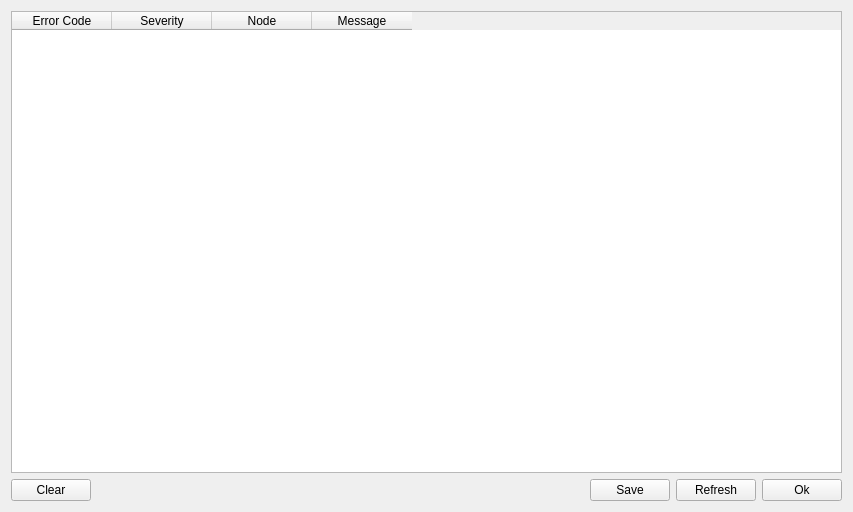
Qt form forms/error_dlg.ui (schwemmdx/keithley-tool) before a commit.
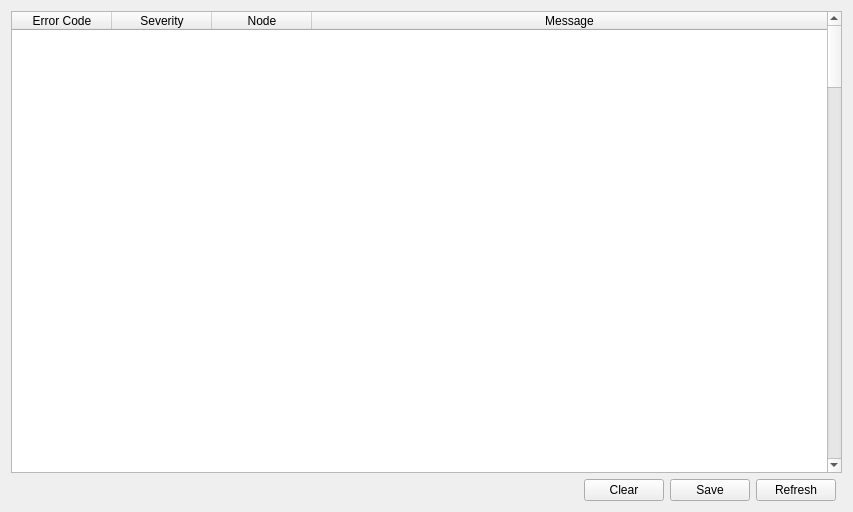
The same form after that commit.

Commit message: changed size policy and reow count

Patch:
```diff
--- a/forms/error_dlg.ui
+++ b/forms/error_dlg.ui
@@ -17,21 +17,47 @@
    <string>Form</string>
   </property>
   <layout class="QGridLayout" name="gridLayout">
-   <item row="1" column="0">
-    <widget class="QPushButton" name="clearBtn">
-     <property name="text">
-      <string>Clear</string>
+   <item row="0" column="0" colspan="6">
+    <widget class="QTableWidget" name="errorTable">
+     <property name="editTriggers">
+      <set>QAbstractItemView::NoEditTriggers</set>
      </property>
-    </widget>
-   </item>
-   <item row="0" column="0" colspan="5">
-    <widget class="QTableWidget" name="tableWidget">
+     <property name="selectionBehavior">
+      <enum>QAbstractItemView::SelectRows</enum>
+     </property>
+     <property name="iconSize">
+      <size>
+       <width>12</width>
+       <height>12</height>
+      </size>
+     </property>
+     <property name="showGrid">
+      <bool>false</bool>
+     </property>
+     <property name="wordWrap">
+      <bool>false</bool>
+     </property>
+     <property name="rowCount">
+      <number>99</number>
+     </property>
      <attribute name="horizontalHeaderCascadingSectionResizes">
-      <bool>true</bool>
+      <bool>false</bool>
+     </attribute>
+     <attribute name="horizontalHeaderMinimumSectionSize">
+      <number>30</number>
      </attribute>
      <attribute name="horizontalHeaderDefaultSectionSize">
       <number>100</number>
      </attribute>
+     <attribute name="horizontalHeaderShowSortIndicator" stdset="0">
+      <bool>false</bool>
+     </attribute>
+     <attribute name="horizontalHeaderStretchLastSection">
+      <bool>true</bool>
+     </attribute>
+     <attribute name="verticalHeaderVisible">
+      <bool>false</bool>
+     </attribute>
      <attribute name="verticalHeaderCascadingSectionResizes">
       <bool>false</bool>
      </attribute>
@@ -41,6 +67,105 @@
      <attribute name="verticalHeaderStretchLastSection">
       <bool>true</bool>
      </attribute>
+     <row/>
+     <row/>
+     <row/>
+     <row/>
+     <row/>
+     <row/>
+     <row/>
+     <row/>
+     <row/>
+     <row/>
+     <row/>
+     <row/>
+     <row/>
+     <row/>
+     <row/>
+     <row/>
+     <row/>
+     <row/>
+     <row/>
+     <row/>
+     <row/>
+     <row/>
+     <row/>
+     <row/>
+     <row/>
+     <row/>
+     <row/>
+     <row/>
+     <row/>
+     <row/>
+     <row/>
+     <row/>
+     <row/>
+     <row/>
+     <row/>
+     <row/>
+     <row/>
+     <row/>
+     <row/>
+     <row/>
+     <row/>
+     <row/>
+     <row/>
+     <row/>
+     <row/>
+     <row/>
+     <row/>
+     <row/>
+     <row/>
+     <row/>
+     <row/>
+     <row/>
+     <row/>
+     <row/>
+     <row/>
+     <row/>
+     <row/>
+     <row/>
+     <row/>
+     <row/>
+     <row/>
+     <row/>
+     <row/>
+     <row/>
+     <row/>
+     <row/>
+     <row/>
+     <row/>
+     <row/>
+     <row/>
+     <row/>
+     <row/>
+     <row/>
+     <row/>
+     <row/>
+     <row/>
+     <row/>
+     <row/>
+     <row/>
+     <row/>
+     <row/>
+     <row/>
+     <row/>
+     <row/>
+     <row/>
+     <row/>
+     <row/>
+     <row/>
+     <row/>
+     <row/>
+     <row/>
+     <row/>
+     <row/>
+     <row/>
+     <row/>
+     <row/>
+     <row/>
+     <row/>
+     <row/>
      <column>
       <property name="text">
        <string>Error Code</string>
@@ -63,13 +188,6 @@
      </column>
     </widget>
    </item>
-   <item row="1" column="4">
-    <widget class="QPushButton" name="okBtn">
-     <property name="text">
-      <string>Ok</string>
-     </property>
-    </widget>
-   </item>
    <item row="1" column="1">
     <spacer name="horizontalSpacer">
      <property name="orientation">
@@ -84,6 +202,13 @@
     </spacer>
    </item>
    <item row="1" column="3">
+    <widget class="QPushButton" name="saveBtn">
+     <property name="text">
+      <string>Save</string>
+     </property>
+    </widget>
+   </item>
+   <item row="1" column="4">
     <widget class="QPushButton" name="refreshBtn">
      <property name="text">
       <string>Refresh</string>
@@ -91,9 +216,9 @@
     </widget>
    </item>
    <item row="1" column="2">
-    <widget class="QPushButton" name="saveBtn">
+    <widget class="QPushButton" name="clearBtn">
      <property name="text">
-      <string>Save</string>
+      <string>Clear</string>
      </property>
     </widget>
    </item>
```
